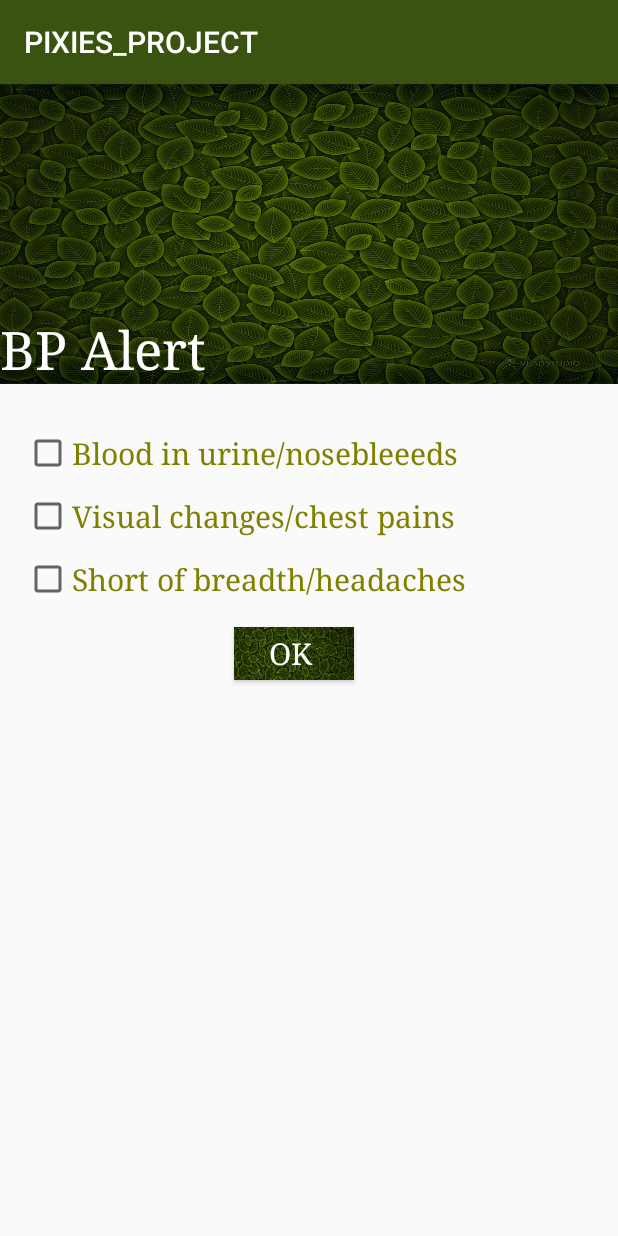
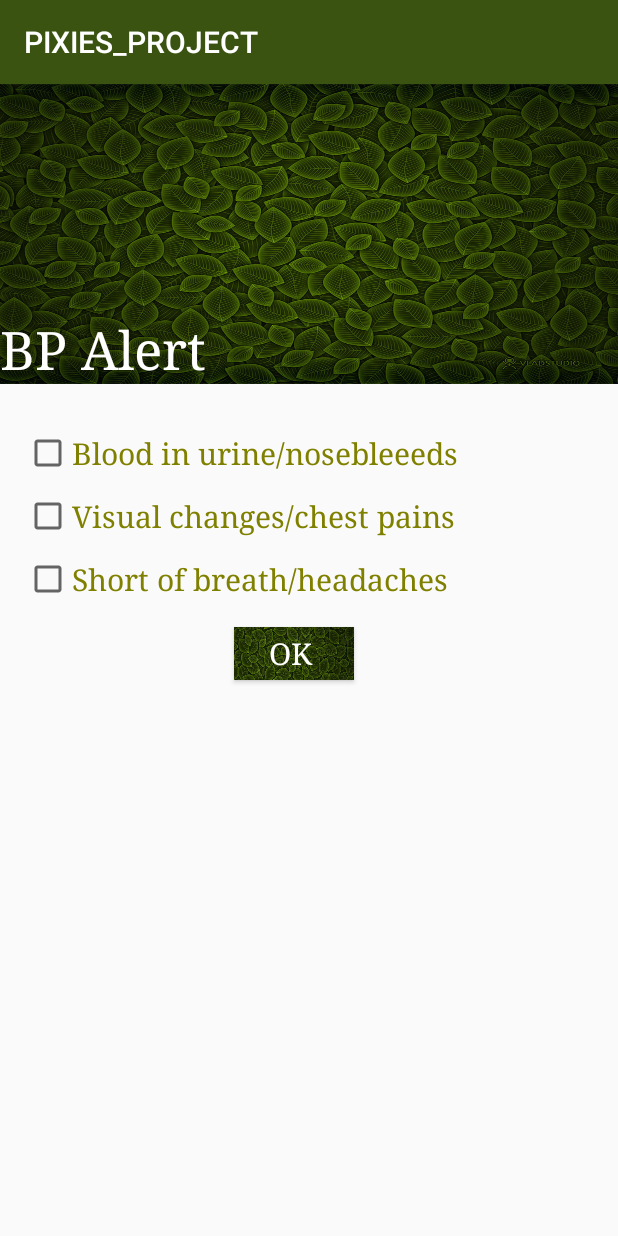
Before and after one commit to Asmita33/PIXIES_PROJECT, an Android app: the bpsymtom screen opened directly, with no data from a screen before it, on a phone screen of 412 x 824 dp. Run offline under Robolectric (Android 15) with nearby library versions, the phone set to English and light mode, and no system bars.

Commit message:
Spelling mistakes corrected

```diff
--- a/app/src/main/res/layout/activity_bpsymtom.xml
+++ b/app/src/main/res/layout/activity_bpsymtom.xml
@@ -73,7 +73,7 @@
             android:typeface="serif"
             android:layout_height="wrap_content"
             android:checked="false"
-            android:text="Short of breadth/headaches"
+            android:text="Short of breath/headaches"
             android:textColor="@color/Olive"
             android:textSize="20sp" />
 
```
